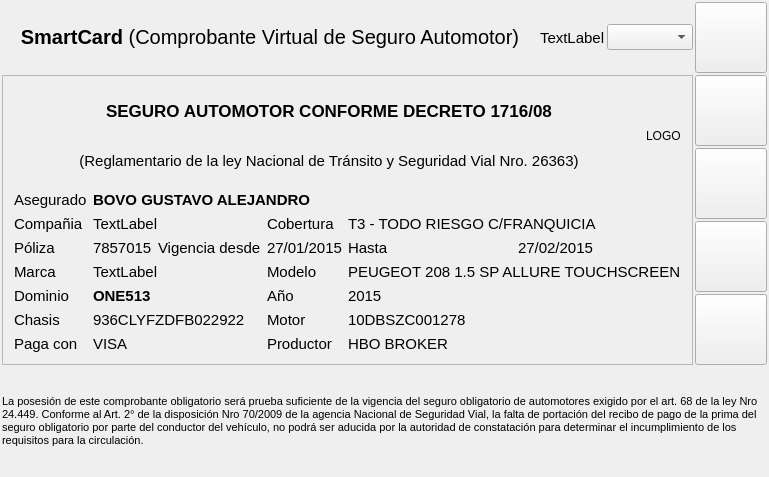
Qt form dominioAsegurado/mainwindow.ui (diegowald/dominioSeguro) before a commit.
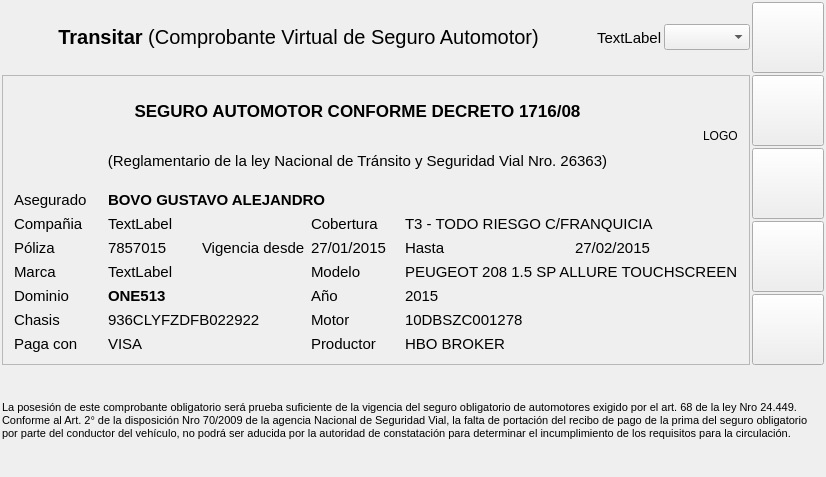
The same form after that commit. Icons and pictures are not drawn.

Commit message: Se cambia el nombre a transitar

Patch:
```diff
--- a/dominioAsegurado/mainwindow.ui
+++ b/dominioAsegurado/mainwindow.ui
@@ -6,7 +6,7 @@
    <rect>
     <x>0</x>
     <y>0</y>
-    <width>752</width>
+    <width>826</width>
     <height>477</height>
    </rect>
   </property>
@@ -60,7 +60,7 @@
          </font>
         </property>
         <property name="text">
-         <string>&lt;html&gt;&lt;head/&gt;&lt;body&gt;&lt;p&gt;&lt;span style=&quot; font-weight:600;&quot;&gt;SmartCard&lt;/span&gt; (Comprobante Virtual de Seguro Automotor)&lt;/p&gt;&lt;/body&gt;&lt;/html&gt;</string>
+         <string>&lt;html&gt;&lt;head/&gt;&lt;body&gt;&lt;p&gt;&lt;span style=&quot; font-weight:600;&quot;&gt;Transitar&lt;/span&gt; (Comprobante Virtual de Seguro Automotor)&lt;/p&gt;&lt;/body&gt;&lt;/html&gt;</string>
         </property>
         <property name="alignment">
          <set>Qt::AlignCenter</set>
```
Left out of the diff: 6 changed lines with no effect on the pictures. The commit also changes 114 other files.
